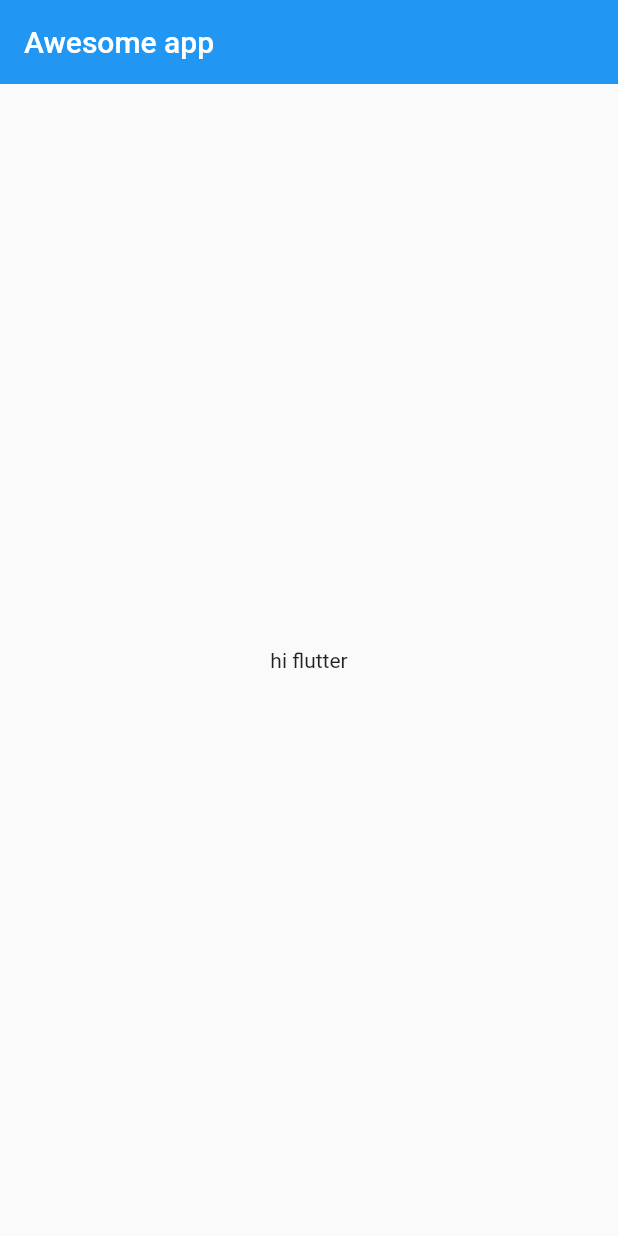
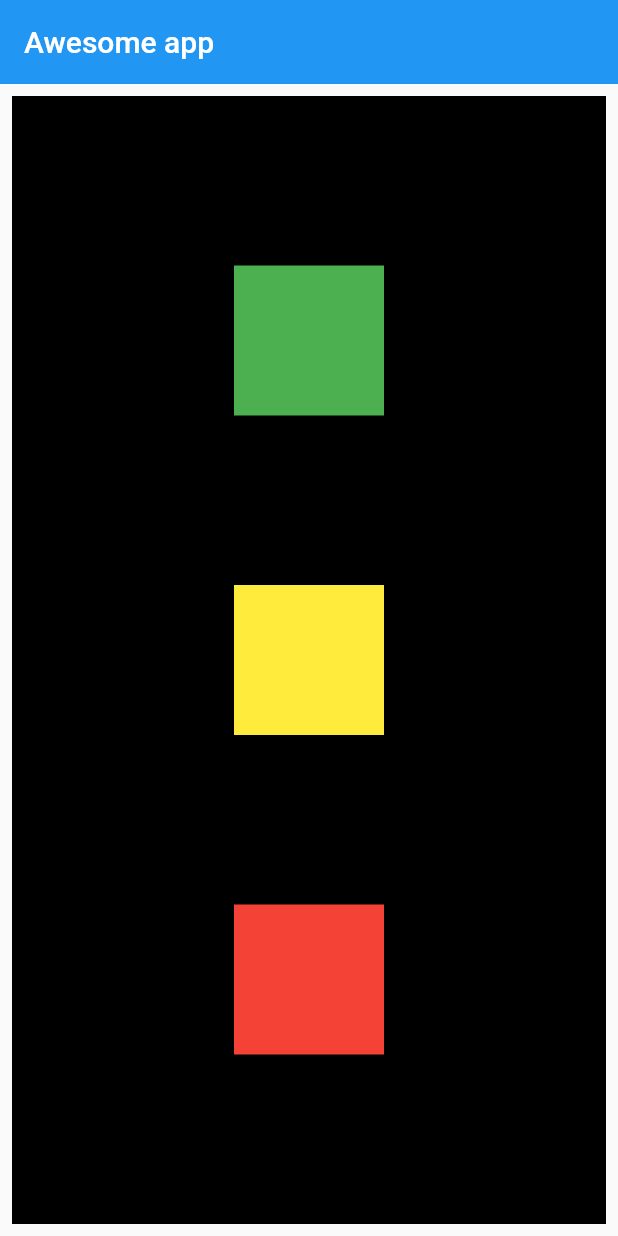
Before and after one commit to Prathambhandari/yetto-api, a Flutter app: the screen it shows after launch, on a phone screen of 412 x 824 dp. Run offline on Flutter 3.47's test engine with Material 2 defaults, Android fonts, the phone set to English and light mode, and no system bars.

Commit message:
ch2 completed

```diff
--- a/lib/main.dart
+++ b/lib/main.dart
@@ -17,8 +17,37 @@ class HomePage extends StatelessWidget {
         title: Text('Awesome app'),
         elevation: 0,
       ),
-      body: Container(
-        child: Center(child: Text('hi flutter')),
+      body: Padding(
+        padding: const EdgeInsets.all(8.0),
+        child: Container(
+          color: Colors.black,
+          width: MediaQuery.of(context).size.width,
+          height: MediaQuery.of(context).size.height,
+          child: Column(
+            mainAxisAlignment: MainAxisAlignment.spaceEvenly,
+            crossAxisAlignment: CrossAxisAlignment.center,
+            children: [
+              Container(
+                padding: EdgeInsets.all(8),
+                width: 100,
+                height: 100,
+                color: Colors.green,
+              ),
+              Container(
+                padding: EdgeInsets.all(8),
+                width: 100,
+                height: 100,
+                color: Colors.yellow,
+              ),
+              Container(
+                padding: EdgeInsets.all(8),
+                width: 100,
+                height: 100,
+                color: Colors.red,
+              ),
+            ],
+          ),
+        ),
       ),
     );
   }
```
